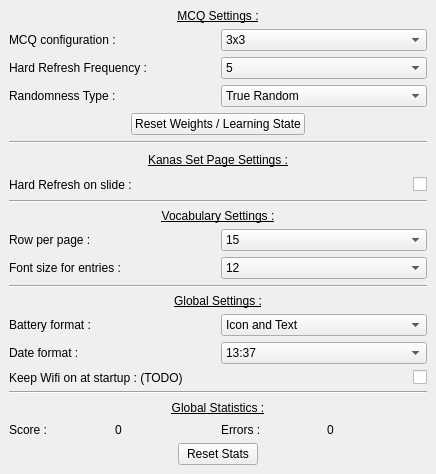
The window that Src/appsettings.ui (Aryetis/Obenkyobo) describes before a commit, drawn with Qt 5.
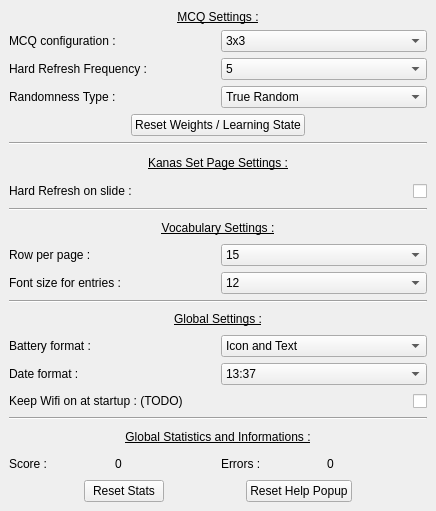
The same window after the commit.

Commit message: Added tutorial popups and reset popup status button

What changed in the file:
```diff
--- a/Src/appsettings.ui
+++ b/Src/appsettings.ui
@@ -7,7 +7,7 @@
     <x>0</x>
     <y>0</y>
     <width>436</width>
-    <height>474</height>
+    <height>511</height>
    </rect>
   </property>
   <property name="windowTitle">
@@ -654,7 +654,7 @@
         </font>
        </property>
        <property name="text">
-        <string>Global Statistics :</string>
+        <string>Global Statistics and Informations :</string>
        </property>
        <property name="alignment">
         <set>Qt::AlignCenter</set>
@@ -724,6 +724,26 @@
          </property>
         </widget>
        </item>
+       <item>
+        <spacer name="horizontalSpacer_3">
+         <property name="orientation">
+          <enum>Qt::Horizontal</enum>
+         </property>
+         <property name="sizeHint" stdset="0">
+          <size>
+           <width>40</width>
+           <height>20</height>
+          </size>
+         </property>
+        </spacer>
+       </item>
+       <item>
+        <widget class="QPushButton" name="resetPopup">
+         <property name="text">
+          <string>Reset Help Popup</string>
+         </property>
+        </widget>
+       </item>
        <item>
         <spacer name="horizontalSpacer_4">
          <property name="orientation">
```
The commit also changes 6 other files.
